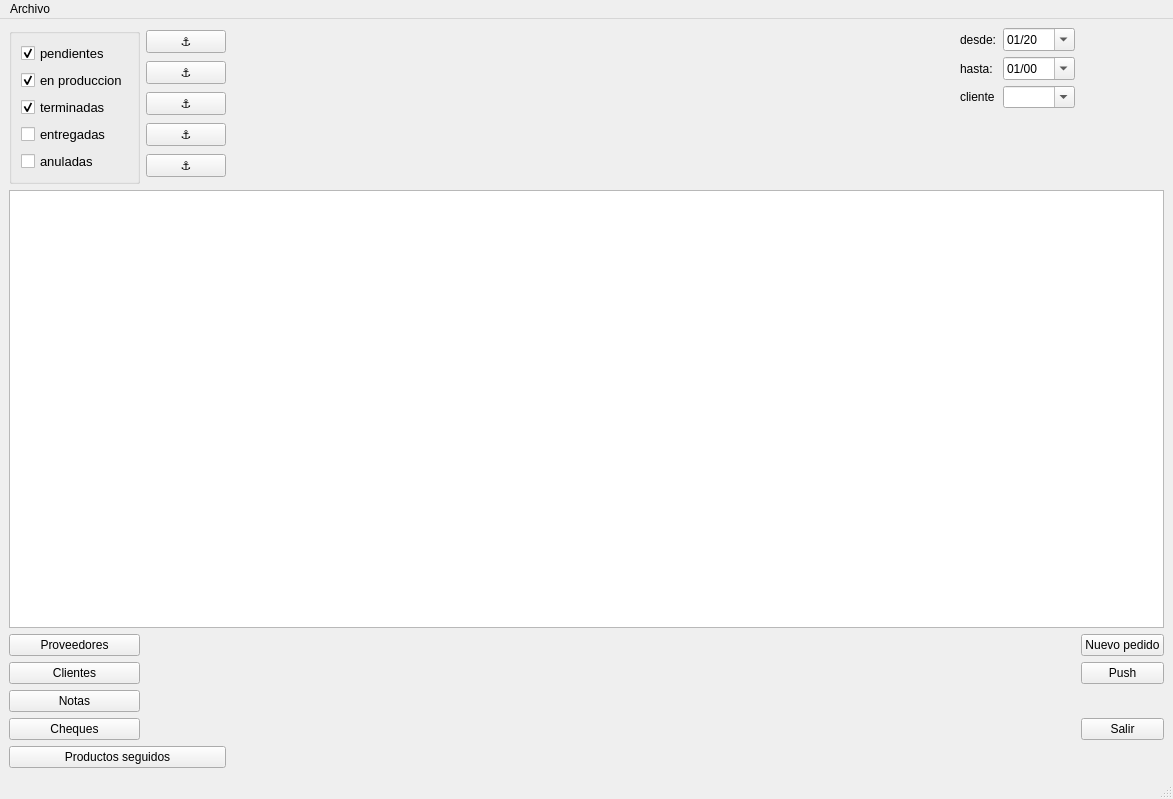
waltermas-gitter/infomesas-gui, file infomesasmain.ui: the form before one commit.
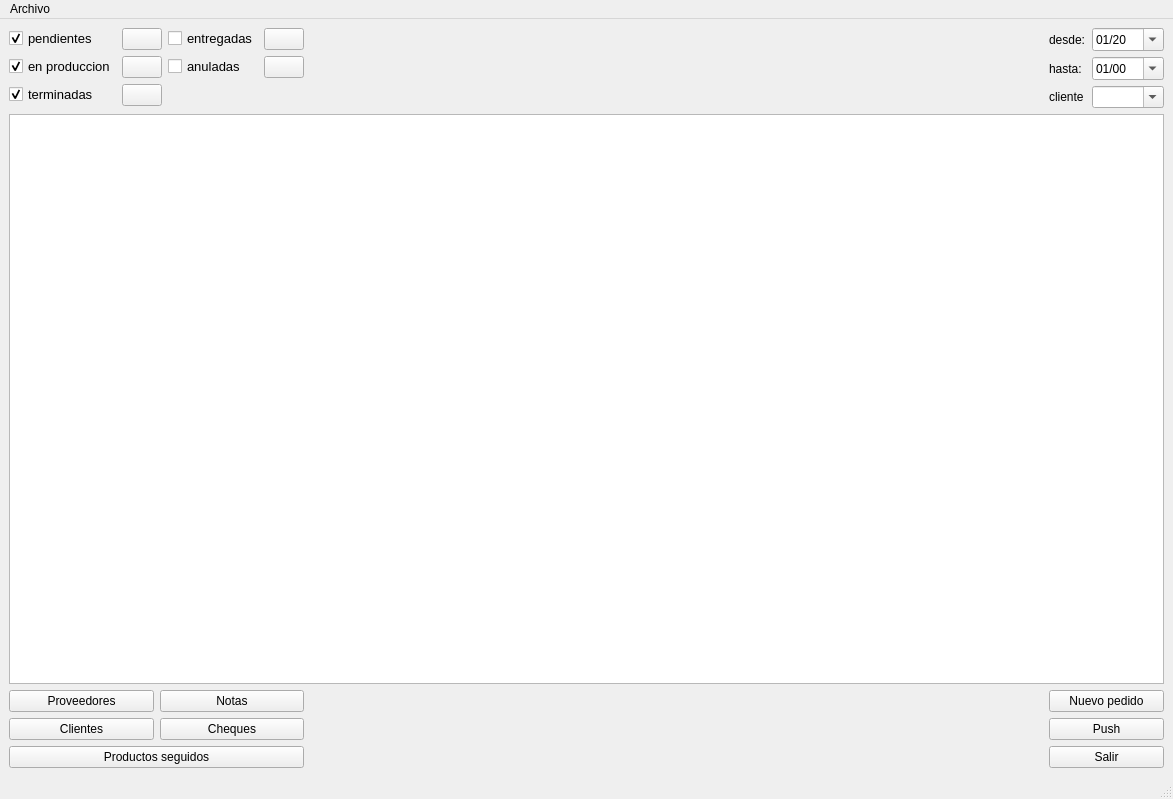
The form after the commit. Icons and pictures are not drawn.

Diff of the .ui file:
```diff
--- a/infomesasmain.ui
+++ b/infomesasmain.ui
@@ -19,19 +19,156 @@
   </property>
   <widget class="QWidget" name="centralwidget">
    <layout class="QGridLayout" name="gridLayout">
-    <item row="3" column="4">
-     <widget class="QPushButton" name="pushPushButton">
-      <property name="text">
-       <string>Push</string>
-      </property>
-     </widget>
+    <item row="0" column="0">
+     <layout class="QFormLayout" name="formLayout_2">
+      <item row="0" column="0">
+       <widget class="QCheckBox" name="pendientesCheckBox">
+        <property name="font">
+         <font>
+          <pointsize>10</pointsize>
+         </font>
+        </property>
+        <property name="text">
+         <string>pendientes</string>
+        </property>
+        <property name="checked">
+         <bool>true</bool>
+        </property>
+       </widget>
+      </item>
+      <item row="0" column="1">
+       <widget class="QPushButton" name="soloPendientesPushButton">
+        <property name="text">
+         <string/>
+        </property>
+        <property name="icon">
+         <iconset resource="iconosResource.qrc">
+          <normaloff>:/icons/chain.png</normaloff>:/icons/chain.png</iconset>
+        </property>
+       </widget>
+      </item>
+      <item row="1" column="0">
+       <widget class="QCheckBox" name="enproduccionCheckBox">
+        <property name="font">
+         <font>
+          <pointsize>10</pointsize>
+         </font>
+        </property>
+        <property name="text">
+         <string>en produccion</string>
+        </property>
+        <property name="checked">
+         <bool>true</bool>
+        </property>
+       </widget>
+      </item>
+      <item row="1" column="1">
+       <widget class="QPushButton" name="soloEnProduccionPushButton">
+        <property name="text">
+         <string/>
+        </property>
+        <property name="icon">
+         <iconset resource="iconosResource.qrc">
+          <normaloff>:/icons/chain.png</normaloff>:/icons/chain.png</iconset>
+        </property>
+       </widget>
+      </item>
+      <item row="2" column="0">
+       <widget class="QCheckBox" name="terminadasCheckBox">
+        <property name="font">
+         <font>
+          <pointsize>10</pointsize>
+         </font>
+        </property>
+        <property name="text">
+         <string>terminadas</string>
+        </property>
+        <property name="checked">
+         <bool>true</bool>
+        </property>
+       </widget>
+      </item>
+      <item row="2" column="1">
+       <widget class="QPushButton" name="soloTerminadasPushButton">
+        <property name="text">
+         <string/>
+        </property>
+        <property name="icon">
+         <iconset resource="iconosResource.qrc">
+          <normaloff>:/icons/chain.png</normaloff>:/icons/chain.png</iconset>
+        </property>
+       </widget>
+      </item>
+     </layout>
     </item>
-    <item row="4" column="0">
-     <widget class="QPushButton" name="notasPushButton">
-      <property name="text">
-       <string>Notas</string>
+    <item row="0" column="1">
+     <layout class="QFormLayout" name="formLayout_3">
+      <item row="0" column="0">
+       <widget class="QCheckBox" name="entregadasCheckBox">
+        <property name="font">
+         <font>
+          <pointsize>10</pointsize>
+         </font>
+        </property>
+        <property name="text">
+         <string>entregadas</string>
+        </property>
+        <property name="checked">
+         <bool>false</bool>
+        </property>
+       </widget>
+      </item>
+      <item row="0" column="1">
+       <widget class="QPushButton" name="soloEntregadasPushButton">
+        <property name="text">
+         <string/>
+        </property>
+        <property name="icon">
+         <iconset resource="iconosResource.qrc">
+          <normaloff>:/icons/chain.png</normaloff>:/icons/chain.png</iconset>
+        </property>
+       </widget>
+      </item>
+      <item row="1" column="0">
+       <widget class="QCheckBox" name="anuladasCheckBox">
+        <property name="font">
+         <font>
+          <pointsize>10</pointsize>
+         </font>
+        </property>
+        <property name="text">
+         <string>anuladas</string>
+        </property>
+        <property name="checked">
+         <bool>false</bool>
+        </property>
+       </widget>
+      </item>
+      <item row="1" column="1">
+       <widget class="QPushButton" name="soloAnuladasPushButton">
+        <property name="text">
+         <string/>
+        </property>
+        <property name="icon">
+         <iconset resource="iconosResource.qrc">
+          <normaloff>:/icons/chain.png</normaloff>:/icons/chain.png</iconset>
+        </property>
+       </widget>
+      </item>
+     </layout>
+    </item>
+    <item row="0" column="2">
+     <spacer name="horizontalSpacer">
+      <property name="orientation">
+       <enum>Qt::Horizontal</enum>
       </property>
-     </widget>
+      <property name="sizeHint" stdset="0">
+       <size>
+        <width>40</width>
+        <height>20</height>
+       </size>
+      </property>
+     </spacer>
     </item>
     <item row="0" column="3">
      <layout class="QFormLayout" name="formLayout">
@@ -92,81 +229,83 @@
       </item>
      </layout>
     </item>
-    <item row="0" column="1">
-     <layout class="QVBoxLayout" name="verticalLayout_2">
-      <item>
-       <widget class="QPushButton" name="soloPendientesPushButton">
+    <item row="2" column="0" colspan="2">
+     <layout class="QGridLayout" name="gridLayout_2">
+      <item row="0" column="0">
+       <widget class="QPushButton" name="proveedoresPushButton">
         <property name="text">
-         <string>⚓️</string>
+         <string>Proveedores</string>
         </property>
        </widget>
       </item>
-      <item>
-       <widget class="QPushButton" name="soloEnProduccionPushButton">
+      <item row="0" column="1">
+       <widget class="QPushButton" name="notasPushButton">
         <property name="text">
-         <string>⚓️</string>
+         <string>Notas</string>
         </property>
        </widget>
       </item>
-      <item>
-       <widget class="QPushButton" name="soloTerminadasPushButton">
+      <item row="1" column="0">
+       <widget class="QPushButton" name="clientesPushButton">
         <property name="text">
-         <string>⚓️</string>
+         <string>Clientes</string>
         </property>
        </widget>
       </item>
-      <item>
-       <widget class="QPushButton" name="soloEntregadasPushButton">
+      <item row="1" column="1">
+       <widget class="QPushButton" name="chequesPushButton">
         <property name="text">
-         <string>⚓️</string>
+         <string>Cheques</string>
         </property>
        </widget>
       </item>
-      <item>
-       <widget class="QPushButton" name="soloAnuladasPushButton">
+      <item row="2" column="0" colspan="2">
+       <widget class="QPushButton" name="productosSeguidosPushButton">
         <property name="text">
-         <string>⚓️</string>
+         <string>Productos seguidos</string>
         </property>
        </widget>
       </item>
      </layout>
     </item>
-    <item row="6" column="0" colspan="2">
-     <widget class="QPushButton" name="productosSeguidosPushButton">
-      <property name="text">
-       <string>Productos seguidos</string>
-      </property>
-     </widget>
+    <item row="2" column="3">
+     <layout class="QGridLayout" name="gridLayout_3">
+      <item row="0" column="0">
+       <widget class="QPushButton" name="nuevoPushButton">
+        <property name="text">
+         <string>Nuevo pedido</string>
+        </property>
+        <property name="icon">
+         <iconset resource="iconosResource.qrc">
+          <normaloff>:/icons/plus.png</normaloff>:/icons/plus.png</iconset>
+        </property>
+       </widget>
+      </item>
+      <item row="1" column="0">
+       <widget class="QPushButton" name="pushPushButton">
+        <property name="text">
+         <string>Push</string>
+        </property>
+        <property name="icon">
+         <iconset resource="iconosResource.qrc">
+          <normaloff>:/icons/github.png</normaloff>:/icons/github.png</iconset>
+        </property>
+       </widget>
+      </item>
+      <item row="2" column="0">
+       <widget class="QPushButton" name="salirPushButton">
+        <property name="text">
+         <string>Salir</string>
+        </property>
+        <property name="icon">
+         <iconset resource="iconosResource.qrc">
+          <normaloff>:/icons/exit.png</normaloff>:/icons/exit.png</iconset>
+        </property>
+       </widget>
+      </item>
+     </layout>
     </item>
-    <item row="3" column="0">
-     <widget class="QPushButton" name="clientesPushButton">
-      <property name="text">
-       <string>Clientes</string>
-      </property>
-     </widget>
-    </item>
-    <item row="2" column="4">
-     <widget class="QPushButton" name="nuevoPushButton">
-      <property name="text">
-       <string>Nuevo pedido</string>
-      </property>
-     </widget>
-    </item>
-    <item row="5" column="0">
-     <widget class="QPushButton" name="chequesPushButton">
-      <property name="text">
-       <string>Cheques</string>
-      </property>
-     </widget>
-    </item>
-    <item row="5" column="4">
-     <widget class="QPushButton" name="salirPushButton">
-      <property name="text">
-       <string>Salir</string>
-      </property>
-     </widget>
-    </item>
-    <item row="1" column="0" colspan="5">
+    <item row="1" column="0" colspan="4">
      <widget class="QTableWidget" name="pedidosTableWidget">
       <property name="editTriggers">
        <set>QAbstractItemView::NoEditTriggers</set>
@@ -179,110 +318,6 @@
       </attribute>
      </widget>
     </item>
-    <item row="0" column="0">
-     <widget class="QGroupBox" name="groupBox">
-      <property name="title">
-       <string/>
-      </property>
-      <layout class="QVBoxLayout" name="verticalLayout">
-       <item>
-        <widget class="QCheckBox" name="pendientesCheckBox">
-         <property name="font">
-          <font>
-           <pointsize>10</pointsize>
-          </font>
-         </property>
-         <property name="text">
-          <string>pendientes</string>
-         </property>
-         <property name="checked">
-          <bool>true</bool>
-         </property>
-        </widget>
-       </item>
-       <item>
-        <widget class="QCheckBox" name="enproduccionCheckBox">
-         <property name="font">
-          <font>
-           <pointsize>10</pointsize>
-          </font>
-         </property>
-         <property name="text">
-          <string>en produccion</string>
-         </property>
-         <property name="checked">
-          <bool>true</bool>
-         </property>
-        </widget>
-       </item>
-       <item>
-        <widget class="QCheckBox" name="terminadasCheckBox">
-         <property name="font">
-          <font>
-           <pointsize>10</pointsize>
-          </font>
-         </property>
-         <property name="text">
-          <string>terminadas</string>
-         </property>
-         <property name="checked">
-          <bool>true</bool>
-         </property>
-        </widget>
-       </item>
-       <item>
-        <widget class="QCheckBox" name="entregadasCheckBox">
-         <property name="font">
-          <font>
-           <pointsize>10</pointsize>
-          </font>
-         </property>
-         <property name="text">
-          <string>entregadas</string>
-         </property>
-         <property name="checked">
-          <bool>false</bool>
-         </property>
-        </widget>
-       </item>
-       <item>
-        <widget class="QCheckBox" name="anuladasCheckBox">
-         <property name="font">
-          <font>
-           <pointsize>10</pointsize>
-          </font>
-         </property>
-         <property name="text">
-          <string>anuladas</string>
-         </property>
-         <property name="checked">
-          <bool>false</bool>
-         </property>
-        </widget>
-       </item>
-      </layout>
-     </widget>
-    </item>
-    <item row="2" column="0">
-     <widget class="QPushButton" name="proveedoresPushButton">
-      <property name="text">
-       <string>Proveedores</string>
-      </property>
-     </widget>
-    </item>
-    <item row="0" column="2">
-     <spacer name="horizontalSpacer">
-      <property name="orientation">
-       <enum>Qt::Horizontal</enum>
-      </property>
-      <property name="sizeHint" stdset="0">
-       <size>
-        <width>40</width>
-        <height>20</height>
-       </size>
-      </property>
-     </spacer>
-    </item>
    </layout>
   </widget>
   <widget class="QMenuBar" name="menubar">
```
Left out of the diff: 22 changed lines with no effect on the pictures.
